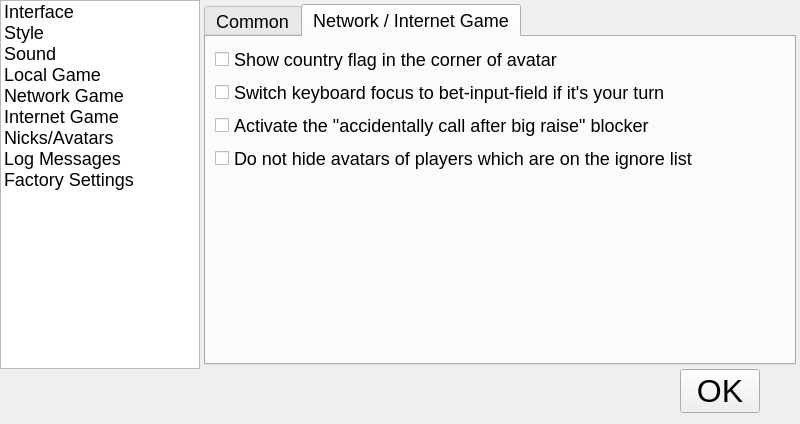
The window that src/gui/qt/gui_800x480/settingsdialog_800x480.ui (pokerth/pokerth) describes before a commit, drawn with Qt 5.
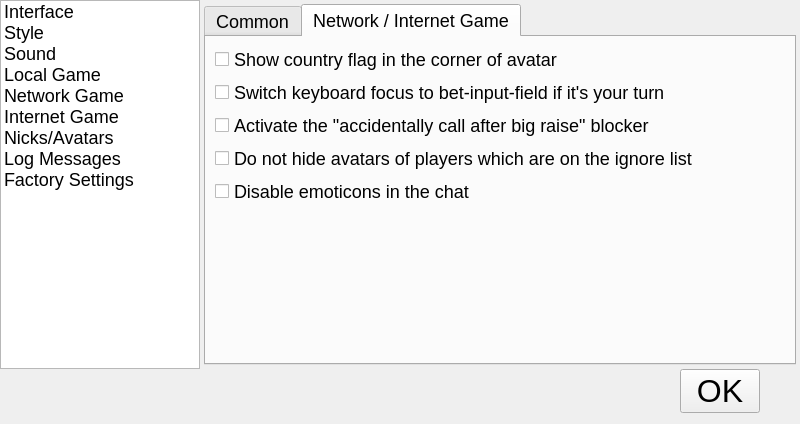
The same window after the commit. The open tabs and pages were chosen to show the change. Icons and pictures are not drawn. Custom widgets are drawn as their Qt base class.

Commit message: implement: Option to disable emoticons in the chat (#172)

```diff
--- a/src/gui/qt/gui_800x480/settingsdialog_800x480.ui
+++ b/src/gui/qt/gui_800x480/settingsdialog_800x480.ui
@@ -320,6 +320,13 @@
               </widget>
              </item>
              <item row="4" column="0">
+              <widget class="QCheckBox" name="checkBox_disableChatEmoticons">
+               <property name="text">
+                <string>Disable emoticons in the chat</string>
+               </property>
+              </widget>
+             </item>
+             <item row="5" column="0">
               <spacer name="verticalSpacer_7">
                <property name="orientation">
                 <enum>Qt::Vertical</enum>
@@ -327,7 +334,7 @@
                <property name="sizeHint" stdset="0">
                 <size>
                  <width>20</width>
-                 <height>178</height>
+                 <height>146</height>
                 </size>
                </property>
               </spacer>
```
The commit also changes 4 other files.
